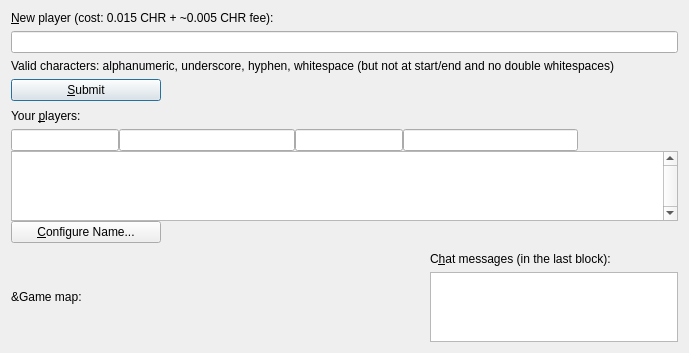
Before: the Qt Designer form src/qt/forms/managenamespage.ui in chronokings/huntercoin, drawn with Qt 5.
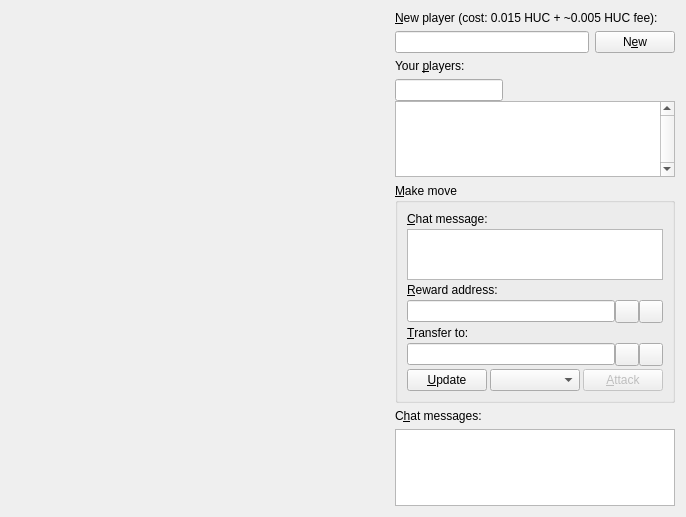
After: the same form once the commit is applied. Icons and pictures are not drawn. Custom widgets are drawn as their Qt base class.

```diff
--- a/src/qt/forms/managenamespage.ui
+++ b/src/qt/forms/managenamespage.ui
@@ -6,8 +6,8 @@
    <rect>
     <x>0</x>
     <y>0</y>
-    <width>689</width>
-    <height>353</height>
+    <width>686</width>
+    <height>517</height>
    </rect>
   </property>
   <property name="sizePolicy">
@@ -17,11 +17,24 @@
    </sizepolicy>
   </property>
   <property name="windowTitle">
-   <string>Manage Names</string>
+   <string>Game</string>
   </property>
-  <layout class="QHBoxLayout" name="horizontalLayout">
+  <layout class="QHBoxLayout" name="horizontalLayout" stretch="1,0">
+   <property name="sizeConstraint">
+    <enum>QLayout::SetDefaultConstraint</enum>
+   </property>
    <item>
-    <layout class="QVBoxLayout" name="verticalLayout" stretch="0,0,0,0,0,0,3,0,5">
+    <layout class="QVBoxLayout" name="verticalLayoutGameMap">
+     <property name="sizeConstraint">
+      <enum>QLayout::SetDefaultConstraint</enum>
+     </property>
+    </layout>
+   </item>
+   <item>
+    <layout class="QVBoxLayout" name="verticalLayout_4">
+     <property name="sizeConstraint">
+      <enum>QLayout::SetMinimumSize</enum>
+     </property>
      <item>
       <widget class="QLabel" name="label_4">
        <property name="sizePolicy">
@@ -31,7 +44,7 @@
         </sizepolicy>
        </property>
        <property name="text">
-        <string>&amp;New player (cost: 0.015 CHR + ~0.005 CHR fee):</string>
+        <string>&amp;New player (cost: 0.015 HUC + ~0.005 HUC fee):</string>
        </property>
        <property name="alignment">
         <set>Qt::AlignLeading|Qt::AlignLeft|Qt::AlignVCenter</set>
@@ -42,6 +55,8 @@
       </widget>
      </item>
      <item>
+      <layout class="QHBoxLayout" name="horizontalLayout_3">
+       <item>
       <widget class="QValidatedLineEdit" name="registerName">
        <property name="toolTip">
         <string>Enter the name that will be assigned to new player</string>
@@ -51,28 +66,6 @@
        </property>
       </widget>
      </item>
-     <item>
-      <widget class="QLabel" name="label">
-       <property name="sizePolicy">
-        <sizepolicy hsizetype="Preferred" vsizetype="Preferred">
-         <horstretch>0</horstretch>
-         <verstretch>0</verstretch>
-        </sizepolicy>
-       </property>
-       <property name="text">
-        <string>Valid characters: alphanumeric, underscore, hyphen, whitespace (but not at start/end and no double whitespaces)</string>
-       </property>
-       <property name="textFormat">
-        <enum>Qt::RichText</enum>
-       </property>
-       <property name="wordWrap">
-        <bool>true</bool>
-       </property>
-       <property name="openExternalLinks">
-        <bool>true</bool>
-       </property>
-      </widget>
-     </item>
      <item>
       <widget class="QPushButton" name="submitNameButton">
        <property name="sizePolicy">
@@ -81,18 +74,12 @@
          <verstretch>0</verstretch>
         </sizepolicy>
        </property>
-       <property name="minimumSize">
-        <size>
-         <width>150</width>
-         <height>0</height>
-        </size>
-       </property>
        <property name="toolTip">
         <string>Confirm the new name action. Sends name_new transaction
 to the network and creates a pending name_firstupdate transaction.</string>
        </property>
        <property name="text">
-        <string>&amp;Submit</string>
+          <string>N&amp;ew</string>
        </property>
        <property name="icon">
         <iconset resource="../bitcoin.qrc">
@@ -103,21 +90,7 @@
        </property>
       </widget>
      </item>
-     <item>
-      <spacer name="verticalSpacer">
-       <property name="orientation">
-        <enum>Qt::Vertical</enum>
-       </property>
-       <property name="sizeType">
-        <enum>QSizePolicy::Maximum</enum>
-       </property>
-       <property name="sizeHint" stdset="0">
-        <size>
-         <width>20</width>
-         <height>12</height>
-        </size>
-       </property>
-      </spacer>
+      </layout>
      </item>
      <item>
       <widget class="QLabel" name="label_5">
@@ -139,16 +112,19 @@
       </widget>
      </item>
      <item>
-      <layout class="QVBoxLayout" name="verticalLayout_2">
+      <layout class="QVBoxLayout" name="verticalLayout">
        <property name="spacing">
         <number>0</number>
        </property>
+       <property name="bottomMargin">
+        <number>0</number>
+       </property>
        <item>
         <layout class="QHBoxLayout" name="horizontalLayout_2">
          <property name="spacing">
           <number>0</number>
          </property>
-         <item>
+         <item alignment="Qt::AlignLeft">
           <widget class="QValidatedLineEdit" name="nameFilter">
            <property name="sizePolicy">
             <sizepolicy hsizetype="Fixed" vsizetype="Fixed">
@@ -164,54 +140,15 @@
            </property>
           </widget>
          </item>
-         <item>
-          <widget class="QValidatedLineEdit" name="valueFilter">
-           <property name="toolTip">
-            <string>Enter part of value to search for</string>
-           </property>
-           <property name="text">
-            <string notr="true"/>
-           </property>
-          </widget>
-         </item>
-         <item>
-          <widget class="QValidatedLineEdit" name="addressFilter">
-           <property name="sizePolicy">
-            <sizepolicy hsizetype="Fixed" vsizetype="Fixed">
-             <horstretch>0</horstretch>
-             <verstretch>0</verstretch>
-            </sizepolicy>
-           </property>
-           <property name="toolTip">
-            <string>Enter Chrono Kings address (or prefix of it)</string>
-           </property>
-           <property name="text">
-            <string notr="true"/>
-           </property>
-          </widget>
-         </item>
-         <item>
-          <widget class="QValidatedLineEdit" name="stateFilter">
-           <property name="toolTip">
-            <string>Enter part of state object to search for</string>
-           </property>
-           <property name="text">
-            <string notr="true"/>
-           </property>
-          </widget>
-         </item>
          <item>
           <spacer name="horizontalSpacer_Status">
            <property name="orientation">
             <enum>Qt::Horizontal</enum>
            </property>
-           <property name="sizeType">
-            <enum>QSizePolicy::Fixed</enum>
-           </property>
            <property name="sizeHint" stdset="0">
             <size>
-             <width>100</width>
-             <height>20</height>
+             <width>0</width>
+             <height>0</height>
             </size>
            </property>
           </spacer>
@@ -226,11 +163,18 @@
            <height>70</height>
           </size>
          </property>
+         <property name="maximumSize">
+          <size>
+           <width>16777215</width>
+           <height>16777215</height>
+          </size>
+         </property>
          <property name="contextMenuPolicy">
           <enum>Qt::CustomContextMenu</enum>
          </property>
          <property name="toolTip">
-          <string>Double-click name to configure</string>
+          <string>Select player to make move.
+Double-click pending name to configure.</string>
          </property>
          <property name="verticalScrollBarPolicy">
           <enum>Qt::ScrollBarAlwaysOn</enum>
@@ -238,11 +182,8 @@
          <property name="tabKeyNavigation">
           <bool>false</bool>
          </property>
-         <property name="alternatingRowColors">
-          <bool>true</bool>
-         </property>
          <property name="selectionMode">
-          <enum>QAbstractItemView::SingleSelection</enum>
+          <enum>QAbstractItemView::ExtendedSelection</enum>
          </property>
          <property name="selectionBehavior">
           <enum>QAbstractItemView::SelectRows</enum>
@@ -255,58 +196,25 @@
          </attribute>
         </widget>
        </item>
-       <item>
-        <widget class="QPushButton" name="configureNameButton">
-         <property name="sizePolicy">
-          <sizepolicy hsizetype="Fixed" vsizetype="Fixed">
-           <horstretch>0</horstretch>
-           <verstretch>0</verstretch>
-          </sizepolicy>
-         </property>
-         <property name="minimumSize">
-          <size>
-           <width>150</width>
-           <height>0</height>
-          </size>
-         </property>
-         <property name="toolTip">
-          <string>Configure name and submit update operation</string>
-         </property>
-         <property name="text">
-          <string>&amp;Configure Name...</string>
-         </property>
-         <property name="default">
-          <bool>false</bool>
-         </property>
-        </widget>
-       </item>
       </layout>
      </item>
      <item>
-      <spacer name="verticalSpacer_2">
-       <property name="orientation">
-        <enum>Qt::Vertical</enum>
-       </property>
-       <property name="sizeType">
-        <enum>QSizePolicy::Maximum</enum>
-       </property>
-       <property name="sizeHint" stdset="0">
+      <widget class="QGroupBox" name="groupBoxMove">
+       <property name="minimumSize">
         <size>
-         <width>20</width>
-         <height>12</height>
+         <width>0</width>
+         <height>220</height>
         </size>
        </property>
-      </spacer>
-     </item>
-     <item>
-      <layout class="QHBoxLayout" name="horizontalLayout_4" stretch="5,3">
-       <item>
-        <layout class="QVBoxLayout" name="verticalLayoutGameMap">
-         <property name="rightMargin">
+       <property name="title">
+        <string>&amp;Make move</string>
+       </property>
+       <layout class="QVBoxLayout" name="verticalLayout_2">
+        <property name="spacing">
           <number>3</number>
          </property>
          <item>
-          <widget class="QLabel" name="labelGameMap">
+         <widget class="QLabel" name="label_8">
            <property name="sizePolicy">
             <sizepolicy hsizetype="Preferred" vsizetype="Maximum">
              <horstretch>0</horstretch>
@@ -314,20 +222,241 @@
             </sizepolicy>
            </property>
            <property name="text">
-            <string>&amp;Game map:</string>
+           <string>&amp;Chat message:</string>
            </property>
            <property name="alignment">
             <set>Qt::AlignLeading|Qt::AlignLeft|Qt::AlignVCenter</set>
            </property>
            <property name="buddy">
-            <cstring></cstring>
+           <cstring>tableView</cstring>
            </property>
           </widget>
          </item>
+        <item>
+         <widget class="QPlainTextEdit" name="messageEdit">
+          <property name="sizePolicy">
+           <sizepolicy hsizetype="Expanding" vsizetype="MinimumExpanding">
+            <horstretch>0</horstretch>
+            <verstretch>0</verstretch>
+           </sizepolicy>
+          </property>
+          <property name="minimumSize">
+           <size>
+            <width>0</width>
+            <height>20</height>
+           </size>
+          </property>
+          <property name="maximumSize">
+           <size>
+            <width>16777215</width>
+            <height>100</height>
+           </size>
+          </property>
+         </widget>
+        </item>
+        <item>
+         <widget class="QLabel" name="label">
+          <property name="text">
+           <string>&amp;Reward address:</string>
+          </property>
+          <property name="buddy">
+           <cstring>rewardAddr</cstring>
+          </property>
+         </widget>
+        </item>
+        <item>
+         <layout class="QHBoxLayout" name="rewardAddrLayout">
+          <property name="spacing">
+           <number>0</number>
+          </property>
+          <property name="sizeConstraint">
+           <enum>QLayout::SetDefaultConstraint</enum>
+          </property>
+          <item>
+           <widget class="QValidatedLineEdit" name="rewardAddr">
+            <property name="toolTip">
+             <string>The Huntercoin address to transfer
+the domain to, e.g.
+CJt898fvQDvjw1SBKqxCCd9hpZd4u1Qsn5
+
+Leave empty, if not needed.</string>
+            </property>
+            <property name="text">
+             <string notr="true"/>
+            </property>
+            <property name="maxLength">
+             <number>34</number>
+            </property>
+           </widget>
+          </item>
+          <item>
+           <widget class="QToolButton" name="addressBookButton">
+            <property name="toolTip">
+             <string>Choose address from address book</string>
+            </property>
+            <property name="text">
+             <string/>
+            </property>
+            <property name="icon">
+             <iconset resource="../bitcoin.qrc">
+              <normaloff>:/icons/address-book</normaloff>:/icons/address-book</iconset>
+            </property>
+            <property name="shortcut">
+             <string>Alt+A</string>
+            </property>
+           </widget>
+          </item>
+          <item>
+           <widget class="QToolButton" name="pasteButton">
+            <property name="toolTip">
+             <string>Paste address from clipboard</string>
+            </property>
+            <property name="text">
+             <string/>
+            </property>
+            <property name="icon">
+             <iconset resource="../bitcoin.qrc">
+              <normaloff>:/icons/editpaste</normaloff>:/icons/editpaste</iconset>
+            </property>
+            <property name="shortcut">
+             <string>Alt+P</string>
+            </property>
+           </widget>
+          </item>
         </layout>
        </item>
        <item>
-        <layout class="QVBoxLayout" name="verticalLayout_4">
+         <widget class="QLabel" name="label_2">
+          <property name="text">
+           <string>&amp;Transfer to:</string>
+          </property>
+          <property name="buddy">
+           <cstring>transferTo</cstring>
+          </property>
+         </widget>
+        </item>
+        <item>
+         <layout class="QHBoxLayout" name="transferToLayout">
+          <property name="spacing">
+           <number>0</number>
+          </property>
+          <property name="sizeConstraint">
+           <enum>QLayout::SetDefaultConstraint</enum>
+          </property>
+          <item>
+           <widget class="QValidatedLineEdit" name="transferTo">
+            <property name="toolTip">
+             <string>The Huntercoin address to transfer
+the domain to, e.g.
+CJt898fvQDvjw1SBKqxCCd9hpZd4u1Qsn5
+
+Leave empty, if not needed.</string>
+            </property>
+            <property name="text">
+             <string notr="true"/>
+            </property>
+            <property name="maxLength">
+             <number>34</number>
+            </property>
+           </widget>
+          </item>
+          <item>
+           <widget class="QToolButton" name="addressBookButton_2">
+            <property name="toolTip">
+             <string>Choose address from address book</string>
+            </property>
+            <property name="text">
+             <string/>
+            </property>
+            <property name="icon">
+             <iconset resource="../bitcoin.qrc">
+              <normaloff>:/icons/address-book</normaloff>:/icons/address-book</iconset>
+            </property>
+            <property name="shortcut">
+             <string>Alt+A</string>
+            </property>
+           </widget>
+          </item>
+          <item>
+           <widget class="QToolButton" name="pasteButton_2">
+            <property name="toolTip">
+             <string>Paste address from clipboard</string>
+            </property>
+            <property name="text">
+             <string/>
+            </property>
+            <property name="icon">
+             <iconset resource="../bitcoin.qrc">
+              <normaloff>:/icons/editpaste</normaloff>:/icons/editpaste</iconset>
+            </property>
+            <property name="shortcut">
+             <string>Alt+P</string>
+            </property>
+           </widget>
+          </item>
+         </layout>
+        </item>
+        <item>
+         <layout class="QHBoxLayout" name="horizontalLayout_4">
+          <item>
+           <widget class="QPushButton" name="updateButton">
+            <property name="sizePolicy">
+             <sizepolicy hsizetype="Fixed" vsizetype="Fixed">
+              <horstretch>0</horstretch>
+              <verstretch>0</verstretch>
+             </sizepolicy>
+            </property>
+            <property name="toolTip">
+             <string>Click this button to send chat message, reward address, transfer without making a move.
+
+Click on the map to make move, in this case these 3 fields will also be sent.</string>
+            </property>
+            <property name="text">
+             <string>&amp;Update</string>
+            </property>
+            <property name="icon">
+             <iconset resource="../bitcoin.qrc">
+              <normaloff>:/icons/send</normaloff>:/icons/send</iconset>
+            </property>
+            <property name="default">
+             <bool>true</bool>
+            </property>
+           </widget>
+          </item>
+          <item>
+           <widget class="QComboBox" name="comboBoxAttack"/>
+          </item>
+          <item>
+           <widget class="QPushButton" name="attackButton">
+            <property name="enabled">
+             <bool>false</bool>
+            </property>
+            <property name="sizePolicy">
+             <sizepolicy hsizetype="Fixed" vsizetype="Fixed">
+              <horstretch>0</horstretch>
+              <verstretch>0</verstretch>
+             </sizepolicy>
+            </property>
+            <property name="toolTip">
+             <string>Select player to attack in the drop down list to the left.</string>
+            </property>
+            <property name="text">
+             <string>&amp;Attack</string>
+            </property>
+            <property name="icon">
+             <iconset resource="../bitcoin.qrc">
+              <normaloff>:/icons/send</normaloff>:/icons/send</iconset>
+            </property>
+            <property name="default">
+             <bool>true</bool>
+            </property>
+           </widget>
+          </item>
+         </layout>
+        </item>
+       </layout>
+      </widget>
+     </item>
          <item>
           <widget class="QLabel" name="label_7">
            <property name="sizePolicy">
@@ -337,7 +466,7 @@
             </sizepolicy>
            </property>
            <property name="text">
-            <string>C&amp;hat messages (in the last block):</string>
+        <string>C&amp;hat messages:</string>
            </property>
            <property name="alignment">
             <set>Qt::AlignLeading|Qt::AlignLeft|Qt::AlignVCenter</set>
@@ -349,6 +478,9 @@
          </item>
          <item>
           <widget class="QTextEdit" name="textChat">
+       <property name="statusTip">
+        <string>Chat window shows messages from up to 5 last blocks. Blocks are separated with horizontal lines.</string>
+       </property>
            <property name="tabChangesFocus">
             <bool>true</bool>
            </property>
@@ -363,10 +495,6 @@
 &lt;p style=&quot;-qt-paragraph-type:empty; margin-top:0px; margin-bottom:0px; margin-left:0px; margin-right:0px; -qt-block-indent:0; text-indent:0px; font-size:8pt;&quot;&gt;&lt;br /&gt;&lt;/p&gt;&lt;/body&gt;&lt;/html&gt;</string>
            </property>
           </widget>
-         </item>
-        </layout>
-       </item>
-      </layout>
      </item>
     </layout>
    </item>
```
Lines whose indentation alone changed are shown as unchanged.
